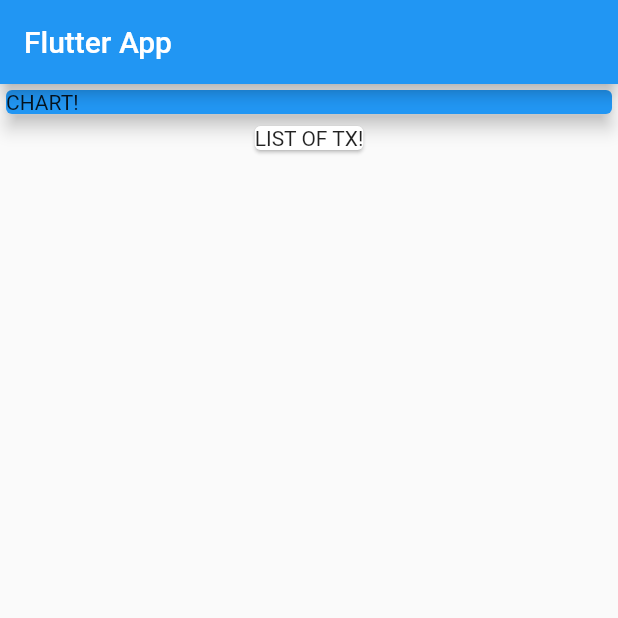
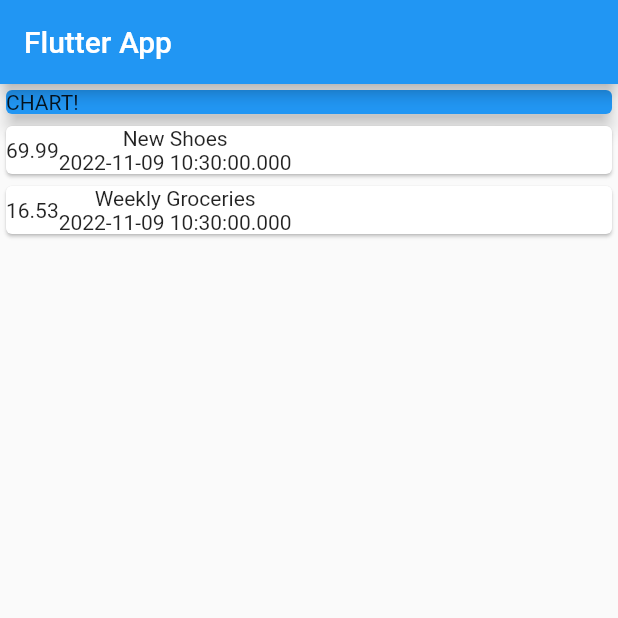
Before and after one commit to felipemcs/expenses_app, a Flutter app: the screen it shows after launch, on a phone screen of 412 x 824 dp, the top half of it. Run offline on Flutter 3.47's test engine with Material 2 defaults, Android fonts, the phone set to English and light mode, and no system bars.

Commit message:
Build custom list item

```diff
--- a/lib/main.dart
+++ b/lib/main.dart
@@ -17,7 +17,17 @@ class MyApp extends StatelessWidget {
 class MyHomePage extends StatelessWidget {
   final List<Transaction> transactions = [
     Transaction(
-        id: 't1', title: 'New Shoes', amount: 69.99, date: DateTime.now()),
+      id: 't1',
+      title: 'New Shoes',
+      amount: 69.99,
+      date: DateTime.now(),
+    ),
+    Transaction(
+      id: 't2',
+      title: 'Weekly Groceries',
+      amount: 16.53,
+      date: DateTime.now(),
+    ),
   ];
 
   MyHomePage({super.key});
@@ -29,8 +39,8 @@ class MyHomePage extends StatelessWidget {
         title: const Text('Flutter App'),
       ),
       body: Column(
-        children: const [
-          SizedBox(
+        children: [
+          const SizedBox(
             width: double.infinity,
             child: Card(
               color: Colors.blue,
@@ -38,9 +48,29 @@ class MyHomePage extends StatelessWidget {
               child: Text('CHART!'),
             ),
           ),
-          Card(
-            child: Text('LIST OF TX!'),
-          )
+          Column(
+            children: transactions
+                .map(
+                  (tx) => Card(
+                    child: Row(
+                      children: [
+                        Container(
+                          child: Text(tx.amount.toString()),
+                        ),
+                        Column(
+                          children: [
+                            Text(tx.title),
+                            Text(
+                              tx.date.toString(),
+                            )
+                          ],
+                        )
+                      ],
+                    ),
+                  ),
+                )
+                .toList(),
+          ),
         ],
       ),
     );
```
